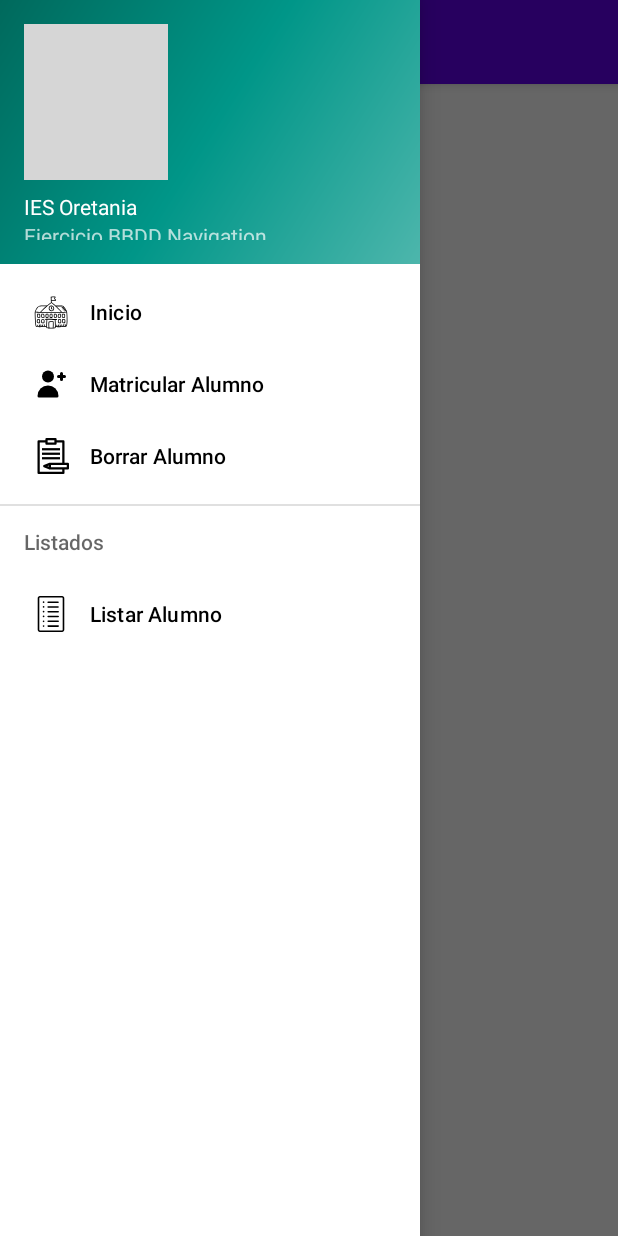
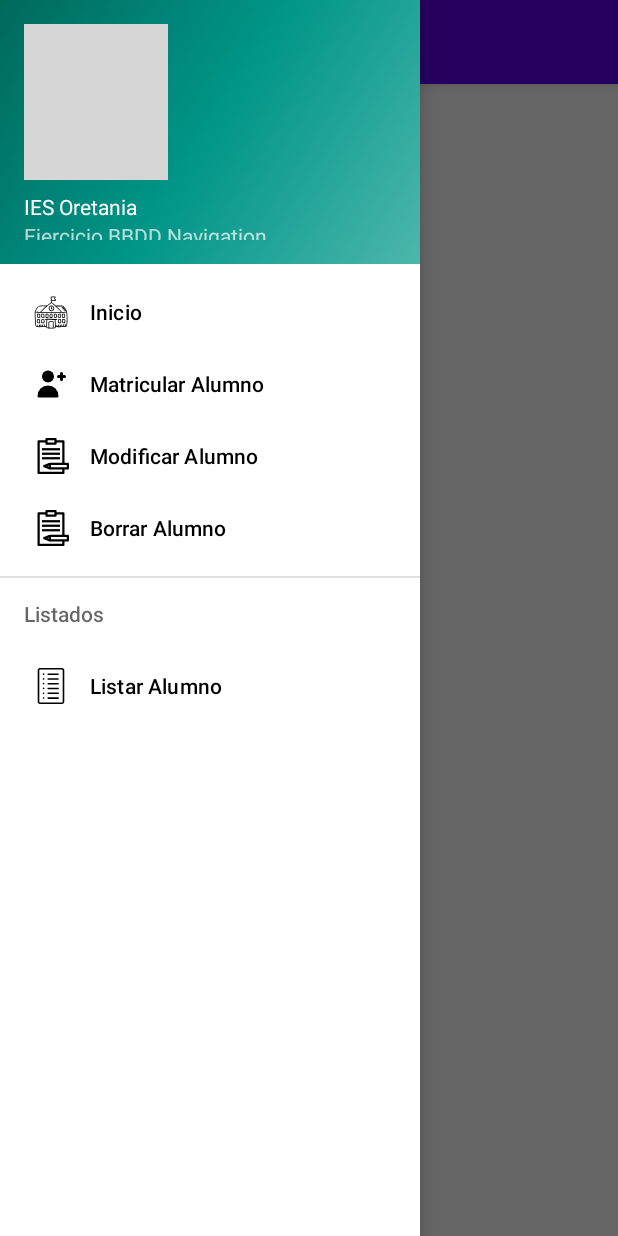
Before and after one commit to montgv/EjercicioBBDDNavigation, an Android app: the screen it shows after launch (MainActivity), with the side drawer open, on a phone screen of 412 x 824 dp. Run offline under Robolectric (Android 15) with nearby library versions, the phone set to English and light mode, and no system bars; our stand-ins replace navigation-ui; 3 statements that could not run were skipped; grey boxes are pictures that could not be loaded.

Commit message:
Commit terminado

```diff
--- a/app/src/main/java/com/example/ejerciciobbddnavigation/MainActivity.java
+++ b/app/src/main/java/com/example/ejerciciobbddnavigation/MainActivity.java
@@ -1,11 +1,7 @@
 package com.example.ejerciciobbddnavigation;
 
 import android.os.Bundle;
-import android.view.View;
-import android.view.Menu;
 
-import com.example.ejerciciobbddnavigation.R;
-import com.google.android.material.snackbar.Snackbar;
 import com.google.android.material.navigation.NavigationView;
 
 import androidx.navigation.NavController;
@@ -30,13 +26,20 @@ public class MainActivity extends AppCompatActivity {
         setContentView(binding.getRoot());
 
         setSupportActionBar(binding.appBarMain.toolbar);
+        //binding.appBarMain.fab.setOnClickListener(new View.OnClickListener() {
+//            @Override
+//            public void onClick(View view) {
+//                Snackbar.make(view, "Replace with your own action", Snackbar.LENGTH_LONG)
+//                        .setAction("Action", null).show();
+//            }
+//        });
 
         DrawerLayout drawer = binding.drawerLayout;
         NavigationView navigationView = binding.navView;
         // Passing each menu ID as a set of Ids because each
         // menu should be considered as top level destinations.
         mAppBarConfiguration = new AppBarConfiguration.Builder(
-                R.id.inicioFragment, R.id.matriculaAlumnoFragment, R.id.modificaFragment, R.id.borrarFragment, R.id.listarFragment)
+                R.id.nav_incio, R.id.nav_matricular, R.id.nav_modifica, R.id.nav_borrar, R.id.nav_listar)
                 .setOpenableLayout(drawer)
                 .build();
         NavController navController = Navigation.findNavController(this, R.id.nav_host_fragment_content_main);
--- a/app/src/main/java/com/example/ejerciciobbddnavigation/fragmentos/BorrarFragment.java
+++ b/app/src/main/java/com/example/ejerciciobbddnavigation/fragmentos/BorrarFragment.java
@@ -25,8 +25,8 @@ public class BorrarFragment extends Fragment {
     @Override
     public View onCreateView(LayoutInflater inflater, ViewGroup container,
                              Bundle savedInstanceState) {
-        // Inflate the layout for this fragment
-        return inflater.inflate(R.layout.fragment_borrar, container, false);
+        bindingBorrar = FragmentBorrarBinding.inflate(inflater, container, false);
+        return bindingBorrar.getRoot();
     }
 
     @Override
@@ -71,7 +71,7 @@ public class BorrarFragment extends Fragment {
         bindingBorrar.btCancelarBorrado.setOnClickListener(new View.OnClickListener() {
             @Override
             public void onClick(View view) {
-                Navigation.findNavController(view).navigate(R.id.inicioFragment);
+                Navigation.findNavController(view).navigate(R.id.nav_incio);
             }
         });
     }
--- a/app/src/main/java/com/example/ejerciciobbddnavigation/fragmentos/ListarFragment.java
+++ b/app/src/main/java/com/example/ejerciciobbddnavigation/fragmentos/ListarFragment.java
@@ -33,8 +33,8 @@ public class ListarFragment extends Fragment {
     @Override
     public View onCreateView(LayoutInflater inflater, ViewGroup container,
                              Bundle savedInstanceState) {
-        // Inflate the layout for this fragment
-        return inflater.inflate(R.layout.fragment_listar, container, false);
+        bindingListar = FragmentListarBinding.inflate(inflater, container,false);
+        return bindingListar.getRoot();
     }
 
     @Override
@@ -72,7 +72,7 @@ public class ListarFragment extends Fragment {
         bindingListar.listViewListar.setOnItemClickListener(new AdapterView.OnItemClickListener() {
             @Override
             public void onItemClick(AdapterView<?> adapterView, View view, int i, long l) {
-                Toast.makeText(view.getContext(), "Alumno con DNI: " + listaAlumnos.get(0), Toast.LENGTH_SHORT).show();
+                Toast.makeText(view.getContext(), "Alumno con DNI: " + listaAlumnos.get(i).getDni(), Toast.LENGTH_SHORT).show();
             }
         });
     }
--- a/app/src/main/res/layout/fragment_matricula_alumno.xml
+++ b/app/src/main/res/layout/fragment_matricula_alumno.xml
@@ -55,7 +55,7 @@
 
         <Spinner
             android:id="@+id/spinnnerSexoMatricula"
-            android:layout_width="198dp"
+            android:layout_width="wrap_content"
             android:layout_height="wrap_content"
             android:layout_marginStart="100dp"
             android:layout_marginTop="30dp" />
--- a/app/src/main/res/menu/activity_main_drawer.xml
+++ b/app/src/main/res/menu/activity_main_drawer.xml
@@ -5,15 +5,19 @@
 
     <group android:checkableBehavior="single">
         <item
-            android:id="@+id/inicioFragment"
+            android:id="@+id/nav_incio"
             android:icon="@drawable/school_24dp"
             android:title="@string/menu_inicio" />
         <item
-            android:id="@+id/matriculaAlumnoFragment"
+            android:id="@+id/nav_matricular"
             android:icon="@drawable/icon_aniadir_24dp"
             android:title="@string/menu_matricular" />
         <item
-            android:id="@+id/borrarFragment"
+            android:id="@+id/nav_modifica"
+            android:icon="@drawable/icon_modificar_24dp"
+            android:title="@string/menu_modificar" />
+        <item
+            android:id="@+id/nav_borrar"
             android:icon="@drawable/icon_modificar_24dp"
             android:title="@string/menu_borrar" />
     </group>
@@ -21,7 +25,7 @@
     <item android:title="@string/menu_listados">
         <menu>
             <item
-                android:id="@+id/listarFragment"
+                android:id="@+id/nav_listar"
                 android:icon="@drawable/icon_listar_24dp"
                 android:title="@string/menu_listar" />
         </menu>
--- a/app/src/main/res/values/strings.xml
+++ b/app/src/main/res/values/strings.xml
@@ -9,6 +9,7 @@
 
     <string name="menu_inicio">Inicio</string>
     <string name="menu_matricular">Matricular Alumno</string>
+    <string name="menu_modificar">Modificar Alumno</string>
     <string name="menu_borrar">Borrar Alumno</string>
     <string name="menu_listar">Listar Alumno</string>
     <string name="menu_listados">Listados</string>
```
Also changed, not shown: app/src/main/java/com/example/ejerciciobbddnavigation/fragmentos/InicioFragment.java (+7 -0 lines), app/src/main/java/com/example/ejerciciobbddnavigation/fragmentos/MatriculaAlumnoFragment.java (+32 -10 lines), app/src/main/java/com/example/ejerciciobbddnavigation/fragmentos/ModificaFragment.java (+30 -8 lines), app/src/main/res/layout/alumnos_item.xml (+13 -13 lines), app/src/main/res/navigation/navegador.xml (+7 -6 lines).
